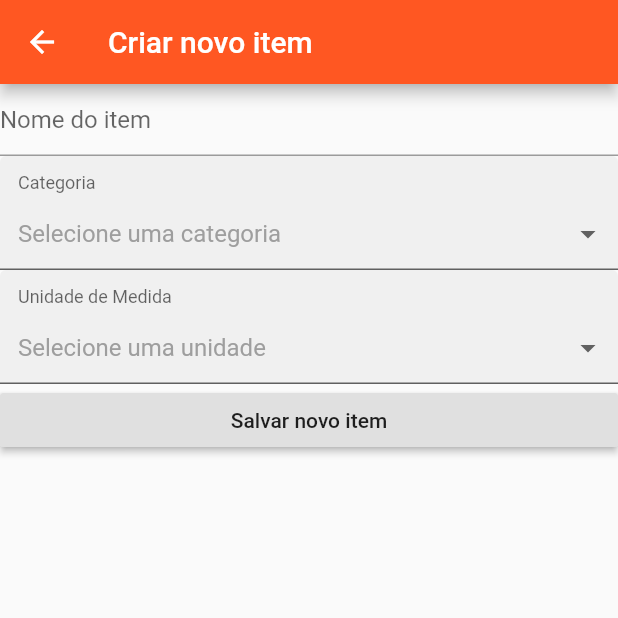
After one commit to KemberllyKib3/shoplist, a Flutter app: the AddItemPage screen opened directly, after a tap on "Salvar novo item", on a phone screen of 412 x 824 dp, the top half of it. The commit adds this screen. Run offline on Flutter 3.47's test engine with Material 2 defaults, Android fonts, the phone set to English and light mode, and no system bars; drawn by our look-alikes of dropdown_formfield; our stand-ins replace cloud_firestore, firebase_auth; accounts and stored records are empty.

Commit message:
dev-kibe-item-create

```diff
--- a/shoplist/lib/Models/ItemModel.dart
+++ b/shoplist/lib/Models/ItemModel.dart
@@ -11,11 +11,12 @@ class ItemModel extends Model {
 
   // CRIAR UM NOVO ITEM
   void createItem(Map<String, dynamic> itemData) {
-    if (existeItem(itemData["nomeItem"])) {
-      updateItem();
-    } else {
-      Firestore.instance.collection("itens").add(itemData);
-    }
+    // if (existeItem(itemData["nomeItem"])) {
+    //   updateItem();
+    // } else {
+    //   Firestore.instance.collection("itens").add(itemData);
+    // }
+    Firestore.instance.collection("itens").add(itemData);
     notifyListeners();
   }
 
@@ -28,20 +29,21 @@ class ItemModel extends Model {
     return false;
   }
 
-  // PROCURA ITENS
-  Future<void> searchItens(String nome) async {}
+  setSearchParam(String nome) {
+    List<String> splitList = nome.split(" ");
+    List<String> indexList = [];
 
-  setSearchParam(String nome) {
-    List<String> nomeSearchList = List();
-    String temp = "";
-    for (int i = 0; i < nome.length; i++) {
-      temp = temp + nome[i];
-      nomeSearchList.add(temp);
+    for (int i = 0; i < splitList.length; i++) {
+      for (int j = 1; j < splitList[i].length + 1; j++) {
+        indexList.add(splitList[i].substring(0, j).toLowerCase());
+      }
     }
-    return nomeSearchList;
+    print(indexList);
+
+    return indexList;
   }
 
-  // {"searchItens": setSearchParam(_nomePesquisa),}
+
 
   // ATUALIZA O ITEM SE FOR FEITA ALGUMA ALTERAÇÃO
   void updateItem() {
--- /dev/null
+++ b/shoplist/lib/Views/AddItemPage.dart
@@ -0,0 +1,165 @@
+import 'package:flutter/material.dart';
+import 'package:scoped_model/scoped_model.dart';
+import 'package:shoplist/Models/ItemModel.dart';
+import 'package:dropdown_formfield/dropdown_formfield.dart';
+
+class AddItemPage extends StatefulWidget {
+  AddItemPage({Key key}) : super(key: key);
+
+  @override
+  _AddItemPageState createState() => _AddItemPageState();
+}
+
+class _AddItemPageState extends State<AddItemPage> {
+  String _unidadeMedida;
+  String _categoria;
+  String _nomeItem;
+
+  final _formKey = new GlobalKey<FormState>();
+
+  @override
+  Widget build(BuildContext context) {
+    return Scaffold(
+      appBar: AppBar(
+        title: Text("Criar novo item"),
+      ),
+      body: ScopedModelDescendant<ItemModel>(
+        builder: (context, child, model) {
+          if (model.isloading) {
+            return Center(
+              child: CircularProgressIndicator(),
+            );
+          }
+          return Center(
+            child: Form(
+              key: _formKey,
+              child: Column(
+                crossAxisAlignment: CrossAxisAlignment.stretch,
+                children: <Widget>[
+                  TextFormField(
+                    onChanged: (value) {
+                      setState(() {
+                        _nomeItem = value;
+                      });
+                    },
+                    decoration: InputDecoration(hintText: "Nome do item"),
+                  ),
+                  DropDownFormField(
+                    hintText: "Selecione uma categoria",
+                    titleText: "Categoria",
+                    value: _categoria,
+                    onSaved: (value) {
+                      setState(() {
+                        _categoria = value;
+                      });
+                    },
+                    onChanged: (value) {
+                      setState(() {
+                        _categoria = value;
+                      });
+                    },
+                    dataSource: [
+                      {
+                        "display": "Alimentos",
+                        "value": "Alimentos",
+                      },
+                      {
+                        "display": "Limpeza",
+                        "value": "Limpeza",
+                      },
+                      {
+                        "display": "Higiene",
+                        "value": "Higiene",
+                      },
+                      {
+                        "display": "Outros",
+                        "value": "Outros",
+                      },
+                    ],
+                    textField: 'display',
+                    valueField: 'value',
+                  ),
+                  DropDownFormField(
+                    hintText: "Selecione uma unidade",
+                    titleText: "Unidade de Medida",
+                    value: _unidadeMedida,
+                    onSaved: (value) {
+                      setState(() {
+                        _unidadeMedida = value;
+                      });
+                    },
+                    onChanged: (value) {
+                      setState(() {
+                        _unidadeMedida = value;
+                      });
+                    },
+                    dataSource: [
+                      {
+                        "display": "Kg",
+                        "value": "Kg",
+                      },
+                      {
+                        "display": "g",
+                        "value": "g",
+                      },
+                      {
+                        "display": "L",
+                        "value": "L",
+                      },
+                      {
+                        "display": "Pacote",
+                        "value": "Pacote",
+                      },
+                      {
+                        "display": "Caixa",
+                        "value": "Caixa",
+                      },
+                      {
+                        "display": "ml",
+                        "value": "ml",
+                      },
+                      {
+                        "display": "Fardo",
+                        "value": "Fardo",
+                      },
+                      {
+                        "display": "un",
+                        "value": "un",
+                      },
+                      {
+                        "display": "dz",
+                        "value": "dz",
+                      },
+                    ],
+                    textField: 'display',
+                    valueField: 'value',
+                  ),
+                  RaisedButton(
+                    child: Text("Salvar novo item"),
+                    onPressed: () {
+                      if (_formKey.currentState.validate()) {
+                        _formKey.currentState.save();
+                        Map<String, dynamic> itemData = {
+                          "nomeItem": _nomeItem,
+                          "categoria": _categoria,
+                          "unidadeMedida": _unidadeMedida,
+                          "searchItens": model.setSearchParam(_nomeItem),
+                        };
+                        model.createItem(itemData);
+                        setState(() {
+                          _unidadeMedida = "";
+                          _categoria = "";
+                          _nomeItem = "";
+                        });
+                      }
+                    },
+                  ),
+                ],
+              ),
+            ),
+          );
+        },
+      ),
+    );
+  }
+}
--- a/shoplist/lib/Views/SignInPage.dart
+++ b/shoplist/lib/Views/SignInPage.dart
@@ -39,7 +39,7 @@ class _SignInPageState extends State<SignInPage> {
                       Icon(
                         Icons.store,
                         size: 100,
-                        color: Colors.deepPurple,
+                        color: Theme.of(context).primaryColor,
                       )
                     ],
                   ),
--- a/shoplist/lib/main.dart
+++ b/shoplist/lib/main.dart
@@ -21,7 +21,8 @@ class MyApp extends StatelessWidget {
                   title: "ShopList",
                   debugShowCheckedModeBanner: false,
                   theme: ThemeData(
-                    primaryColor: Color.fromRGBO(133, 0, 249, 1),
+                    // primaryColor: Color.fromRGBO(133, 0, 249, 1),
+                    primaryColor: Colors.deepOrange,
                     accentColor: Color.fromRGBO(174, 58, 255, 1),
                   ),
                   home: SignInPage(),
--- a/shoplist/pubspec.yaml
+++ b/shoplist/pubspec.yaml
@@ -27,6 +27,7 @@ dependencies:
   cloud_firestore: ^0.12.9+4
   provider: ^3.1.0
   scoped_model: ^1.0.1
+  dropdown_formfield: ^0.1.2
 
 dev_dependencies:
   flutter_test:
```
Also changed, not shown: shoplist/lib/Views/HomePage.dart (+11 -1 lines), shoplist/lib/Views/SearchItemPage.dart (+39 -4 lines), shoplist/pubspec.lock.
